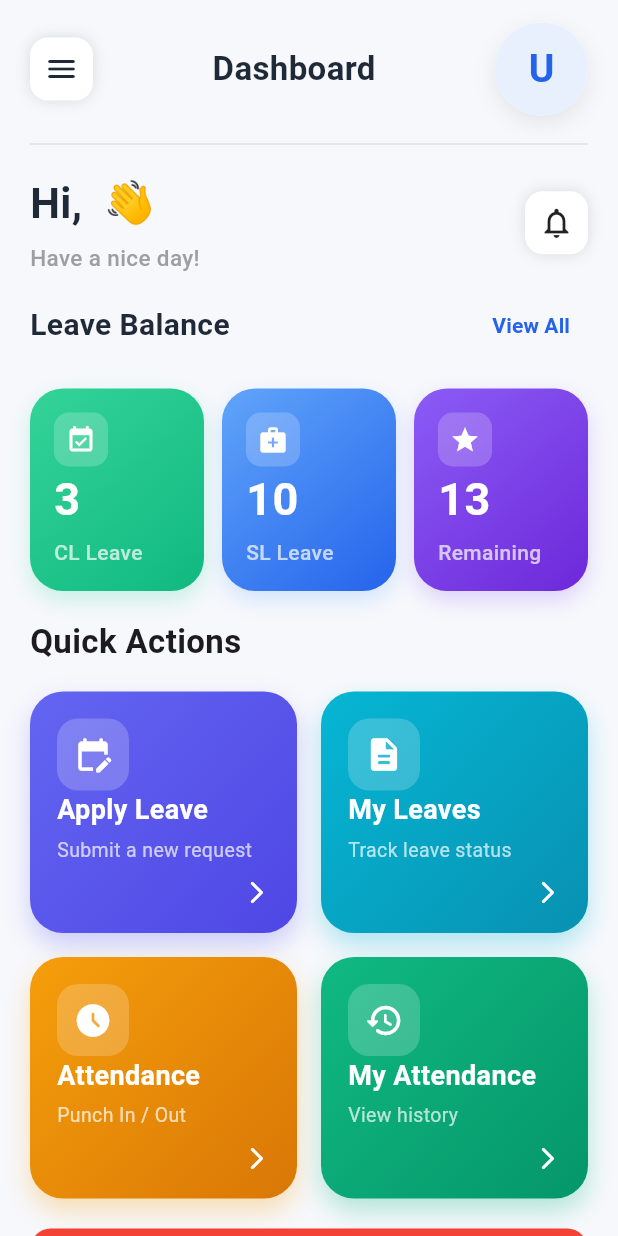
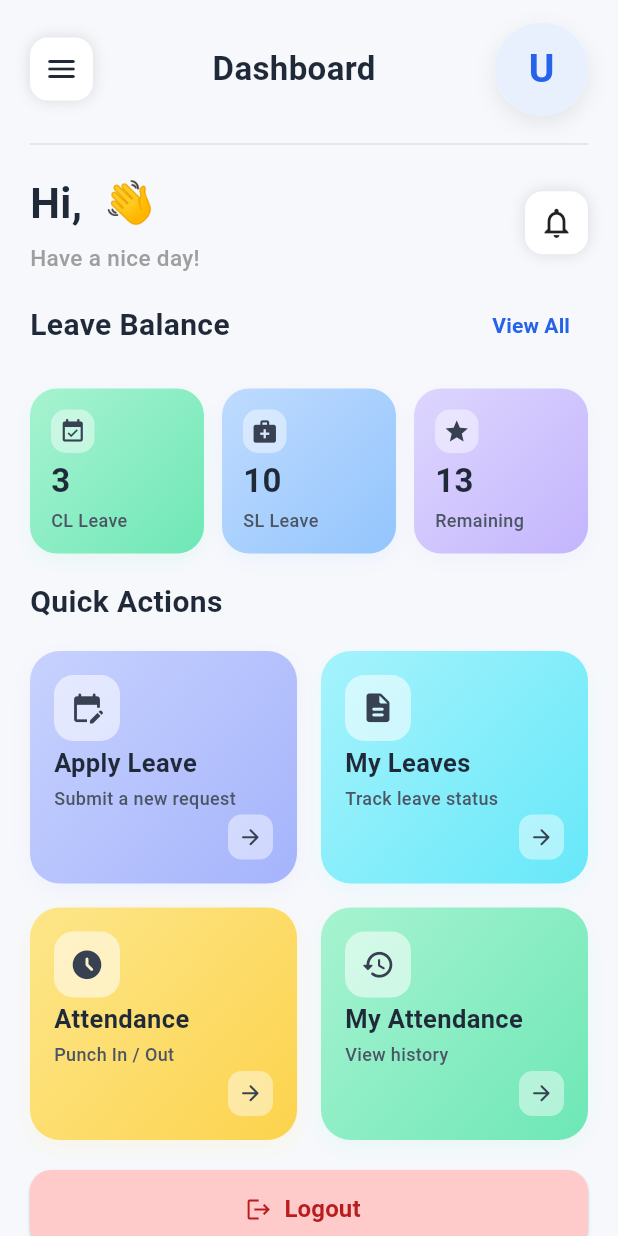
Before and after one commit to siddheshwarshingare/leave_application, a Flutter app: the DashboardScreen screen opened directly, on a phone screen of 412 x 824 dp. Run offline on Flutter 3.47's test engine with Material 3 defaults, Android fonts, the light colour scheme and no system bars; our stand-ins replace cloud_firestore, firebase_auth, firebase_core, firebase_messaging, geolocator, shared_preferences; missing offline and left inert: emailjs; accounts and stored records are empty.

Commit message:
lib/screens/leave_history_screen.dart

```diff
--- a/lib/main.dart
+++ b/lib/main.dart
@@ -5,6 +5,7 @@ import 'package:flutter/material.dart';
 import 'package:leave_application/screens/admin_leave_screen.dart';
 import 'package:leave_application/screens/dashboard_screen.dart';
 import 'package:leave_application/screens/login_screen.dart';
+import 'package:leave_application/screens/splash_screen.dart';
 import 'package:leave_application/services/notification_service.dart';
 import 'package:shared_preferences/shared_preferences.dart';
 import 'firebase_options.dart';
@@ -51,6 +52,7 @@ void main() async {
 
   runApp(MyApp(screen: screen));
 }
+
 // void main() async {
 //   WidgetsFlutterBinding.ensureInitialized();
 
@@ -66,7 +68,10 @@ class MyApp extends StatelessWidget {
 
   @override
   Widget build(BuildContext context) {
-    return MaterialApp(debugShowCheckedModeBanner: false, home: screen);
+    return MaterialApp(
+      debugShowCheckedModeBanner: false,
+      home: SplashScreen(nextScreen: screen),
+    );
   }
 }
 // class MyApp extends StatelessWidget {
--- a/lib/screens/dashboard_screen.dart
+++ b/lib/screens/dashboard_screen.dart
@@ -225,7 +225,7 @@ class _DashboardScreenState extends State<DashboardScreen> {
   }) {
     return Expanded(
       child: InkWell(
-        borderRadius: BorderRadius.circular(22),
+        borderRadius: BorderRadius.circular(20),
         onTap: onTap,
         child: Ink(
           decoration: BoxDecoration(
@@ -234,61 +234,74 @@ class _DashboardScreenState extends State<DashboardScreen> {
               begin: Alignment.topLeft,
               end: Alignment.bottomRight,
             ),
-            borderRadius: BorderRadius.circular(22),
+            borderRadius: BorderRadius.circular(20),
             boxShadow: [
               BoxShadow(
-                color: colors.first.withOpacity(.30),
-                blurRadius: 14,
-                offset: const Offset(0, 8),
+                color: colors.first.withOpacity(0.18),
+                blurRadius: 12,
+                offset: const Offset(0, 5),
               ),
             ],
           ),
           child: Container(
-            height: 161,
-            padding: const EdgeInsets.all(18),
+            height: 155,
+            padding: const EdgeInsets.all(16),
             child: Column(
               crossAxisAlignment: CrossAxisAlignment.start,
               children: [
+                // Icon
                 Container(
-                  height: 48,
-                  width: 48,
+                  height: 44,
+                  width: 44,
                   decoration: BoxDecoration(
-                    color: Colors.white.withOpacity(.20),
-                    borderRadius: BorderRadius.circular(14),
+                    color: Colors.white.withOpacity(0.55),
+                    borderRadius: BorderRadius.circular(13),
                   ),
-                  child: Icon(icon, color: Colors.white, size: 26),
+                  child: Icon(icon, color: const Color(0xff374151), size: 23),
                 ),
 
                 const Spacer(),
 
+                // Title
                 Text(
                   title,
                   style: const TextStyle(
-                    color: Colors.white,
-                    fontSize: 18,
-                    fontWeight: FontWeight.bold,
+                    color: Color(0xff1F2937),
+                    fontSize: 17,
+                    fontWeight: FontWeight.w700,
                   ),
                 ),
 
-                const SizedBox(height: 4),
+                const SizedBox(height: 3),
 
+                // Subtitle
                 Text(
                   subtitle,
-                  style: const TextStyle(color: Colors.white70, fontSize: 13),
+                  style: const TextStyle(
+                    color: Color(0xff4B5563),
+                    fontSize: 12,
+                    fontWeight: FontWeight.w500,
+                  ),
                 ),
 
-                const SizedBox(height: 10),
+                const Spacer(),
 
-                Row(
-                  children: const [
-                    Spacer(),
-
-                    Icon(
-                      Icons.arrow_forward_ios_rounded,
-                      color: Colors.white,
-                      size: 18,
+                // Arrow
+                Align(
+                  alignment: Alignment.bottomRight,
+                  child: Container(
+                    height: 30,
+                    width: 30,
+                    decoration: BoxDecoration(
+                      color: Colors.white.withOpacity(0.45),
+                      borderRadius: BorderRadius.circular(9),
                     ),
-                  ],
+                    child: const Icon(
+                      Icons.arrow_forward_rounded,
+                      color: Color(0xff374151),
+                      size: 17,
+                    ),
+                  ),
                 ),
               ],
             ),
@@ -307,53 +320,57 @@ class _DashboardScreenState extends State<DashboardScreen> {
   }) {
     return Expanded(
       child: Container(
-        height: 135,
-        padding: const EdgeInsets.all(16),
+        height: 110,
+        padding: const EdgeInsets.all(14),
         decoration: BoxDecoration(
           gradient: LinearGradient(
             begin: Alignment.topLeft,
             end: Alignment.bottomRight,
             colors: [startColor, endColor],
           ),
-          borderRadius: BorderRadius.circular(22),
+          borderRadius: BorderRadius.circular(18),
           boxShadow: [
             BoxShadow(
-              color: startColor.withOpacity(.25),
-              blurRadius: 12,
-              offset: const Offset(0, 6),
+              color: startColor.withOpacity(0.20),
+              blurRadius: 10,
+              offset: const Offset(0, 5),
             ),
           ],
         ),
         child: Column(
           crossAxisAlignment: CrossAxisAlignment.start,
           children: [
+            // Icon
             Container(
-              padding: const EdgeInsets.all(8),
+              width: 29,
+              height: 29,
               decoration: BoxDecoration(
-                color: Colors.white.withOpacity(.20),
+                color: Colors.white.withOpacity(0.45),
                 borderRadius: BorderRadius.circular(10),
               ),
-              child: Icon(icon, color: Colors.white, size: 20),
+              child: Icon(icon, color: const Color(0xff374151), size: 18),
             ),
 
             const Spacer(),
 
+            // Value
             Text(
               value,
               style: const TextStyle(
-                fontSize: 30,
-                color: Colors.white,
-                fontWeight: FontWeight.bold,
+                fontSize: 22,
+                color: Color(0xff1F2937),
+                fontWeight: FontWeight.w700,
               ),
             ),
 
-            const SizedBox(height: 4),
+            const SizedBox(height: 2),
 
+            // Title
             Text(
               title,
               style: const TextStyle(
-                color: Colors.white70,
-                fontSize: 14,
+                color: Color(0xff4B5563),
+                fontSize: 12,
                 fontWeight: FontWeight.w500,
               ),
             ),
@@ -656,8 +673,8 @@ class _DashboardScreenState extends State<DashboardScreen> {
                       title: "CL Leave",
                       value: clLeave.toString(),
                       icon: Icons.event_available,
-                      startColor: const Color(0xff34D399),
-                      endColor: const Color(0xff10B981),
+                      startColor: const Color(0xffA7F3D0),
+                      endColor: const Color(0xff6EE7B7),
                     ),
 
                     const SizedBox(width: 12),
@@ -666,8 +683,8 @@ class _DashboardScreenState extends State<DashboardScreen> {
                       title: "SL Leave",
                       value: slLeave.toString(),
                       icon: Icons.medical_services,
-                      startColor: const Color(0xff60A5FA),
-                      endColor: const Color(0xff2563EB),
+                      startColor: const Color(0xffBFDBFE),
+                      endColor: const Color(0xff93C5FD),
                     ),
 
                     const SizedBox(width: 12),
@@ -676,8 +693,8 @@ class _DashboardScreenState extends State<DashboardScreen> {
                       title: "Remaining",
                       value: remainingLeave.toString(),
                       icon: Icons.star,
-                      startColor: const Color(0xff8B5CF6),
-                      endColor: const Color(0xff6D28D9),
+                      startColor: const Color(0xffDDD6FE),
+                      endColor: const Color(0xffC4B5FD),
                     ),
                   ],
                 ),
@@ -685,7 +702,11 @@ class _DashboardScreenState extends State<DashboardScreen> {
 
                 const Text(
                   "Quick Actions",
-                  style: TextStyle(fontSize: 22, fontWeight: FontWeight.bold),
+                  style: TextStyle(
+                    fontSize: 20,
+                    fontWeight: FontWeight.bold,
+                    color: Color(0xff1F2937),
+                  ),
                 ),
 
                 const SizedBox(height: 18),
@@ -697,7 +718,7 @@ class _DashboardScreenState extends State<DashboardScreen> {
                       title: "Apply Leave",
                       subtitle: "Submit a new request",
                       icon: Icons.edit_calendar_rounded,
-                      colors: const [Color(0xff6366F1), Color(0xff4F46E5)],
+                      colors: const [Color(0xffC7D2FE), Color(0xffA5B4FC)],
                       onTap: () {
                         Navigator.push(
                           context,
@@ -715,7 +736,7 @@ class _DashboardScreenState extends State<DashboardScreen> {
                       title: "My Leaves",
                       subtitle: "Track leave status",
                       icon: Icons.description_rounded,
-                      colors: const [Color(0xff06B6D4), Color(0xff0891B2)],
+                      colors: const [Color(0xffA5F3FC), Color(0xff67E8F9)],
                       onTap: () {
                         Navigator.push(
                           context,
@@ -737,7 +758,7 @@ class _DashboardScreenState extends State<DashboardScreen> {
                       title: "Attendance",
                       subtitle: "Punch In / Out",
                       icon: Icons.access_time_filled_rounded,
-                      colors: const [Color(0xffF59E0B), Color(0xffD97706)],
+                      colors: const [Color(0xffFDE68A), Color(0xffFCD34D)],
                       onTap: () {
                         Navigator.push(
                           context,
@@ -755,7 +776,7 @@ class _DashboardScreenState extends State<DashboardScreen> {
                       title: "My Attendance",
                       subtitle: "View history",
                       icon: Icons.history_rounded,
-                      colors: const [Color(0xff10B981), Color(0xff059669)],
+                      colors: const [Color(0xffA7F3D0), Color(0xff6EE7B7)],
                       onTap: () {
                         Navigator.push(
                           context,
@@ -806,8 +827,8 @@ class _DashboardScreenState extends State<DashboardScreen> {
                       ),
                     ),
                     style: ElevatedButton.styleFrom(
-                      backgroundColor: Colors.red,
-                      foregroundColor: Colors.white,
+                      backgroundColor: const Color(0xffFECACA),
+                      foregroundColor: const Color(0xffB91C1C),
                       shape: RoundedRectangleBorder(
                         borderRadius: BorderRadius.circular(14),
                       ),
--- a/lib/screens/leave_history_screen.dart
+++ b/lib/screens/leave_history_screen.dart
@@ -252,11 +252,13 @@ class _LeaveHistoryScreenState extends State<LeaveHistoryScreen> {
                             Row(
                               mainAxisAlignment: MainAxisAlignment.spaceBetween,
                               children: [
-                                Text(
-                                  data["reason"],
-                                  style: TextStyle(
-                                    color: Colors.grey.shade600,
-                                    fontSize: 15,
+                                Expanded(
+                                  child: Text(
+                                    data["reason"],
+                                    style: TextStyle(
+                                      color: Colors.grey.shade600,
+                                      fontSize: 15,
+                                    ),
                                   ),
                                 ),
 
--- /dev/null
+++ b/lib/screens/splash_screen.dart
@@ -0,0 +1,52 @@
+import 'dart:async';
+import 'package:flutter/material.dart';
+
+class SplashScreen extends StatefulWidget {
+  final Widget nextScreen;
+
+  const SplashScreen({super.key, required this.nextScreen});
+
+  @override
+  State<SplashScreen> createState() => _SplashScreenState();
+}
+
+class _SplashScreenState extends State<SplashScreen> {
+  @override
+  void initState() {
+    super.initState();
+
+    Timer(const Duration(seconds: 1), () {
+      if (!mounted) return;
+
+      Navigator.pushReplacement(
+        context,
+        MaterialPageRoute(builder: (_) => widget.nextScreen),
+      );
+    });
+  }
+
+  @override
+  Widget build(BuildContext context) {
+    return Scaffold(
+      backgroundColor: const Color(0xFFF5F7FA),
+      body: Center(
+        child: Column(
+          mainAxisAlignment: MainAxisAlignment.center,
+          children: [
+            // Your logo/image
+            Image.asset('assets/MobApp.png', width: 800, height: 800),
+
+            // const SizedBox(height: 30),
+
+            //  const SizedBox(height: 20),
+            const Text(
+              "Leave Application",
+              style: TextStyle(fontSize: 24, fontWeight: FontWeight.bold),
+            ),
+            const CircularProgressIndicator(),
+          ],
+        ),
+      ),
+    );
+  }
+}
--- a/pubspec.yaml
+++ b/pubspec.yaml
@@ -83,6 +83,7 @@ flutter:
   assets:
     - assets/login.jpg
     - assets/loginlatest.png
+    - assets/MobApp.png
   #   - images/a_dot_ham.jpeg
 
   # An image asset can refer to one or more resolution-specific "variants", see
```
Also changed, not shown: assets/MobApp.png (added).
